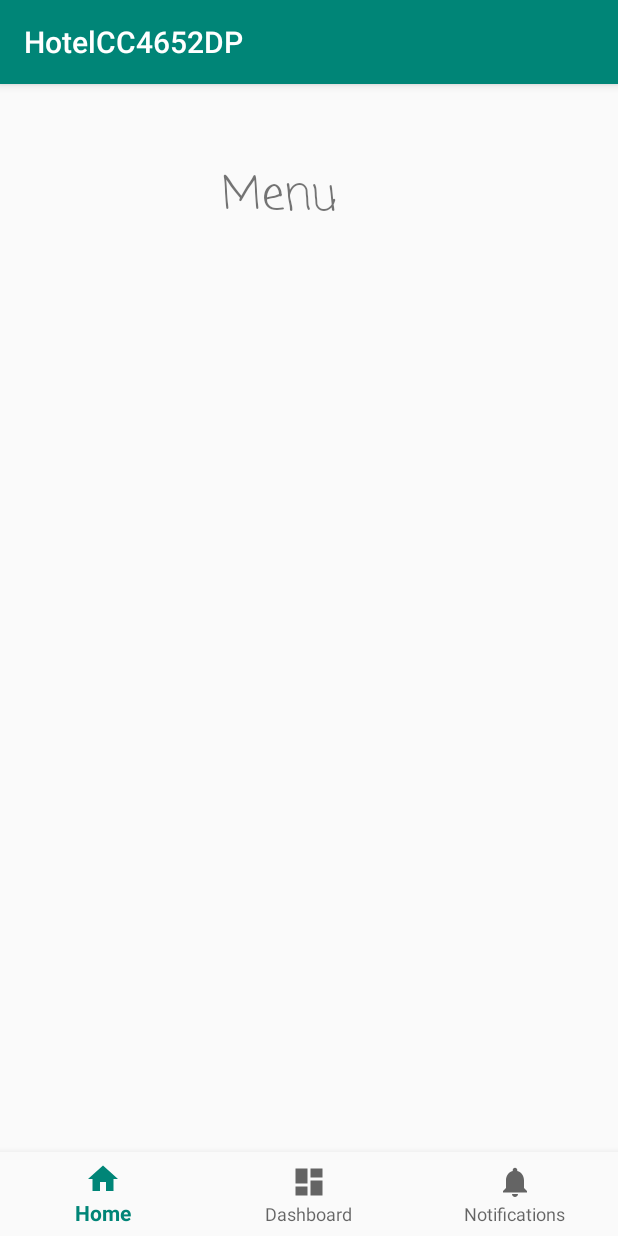
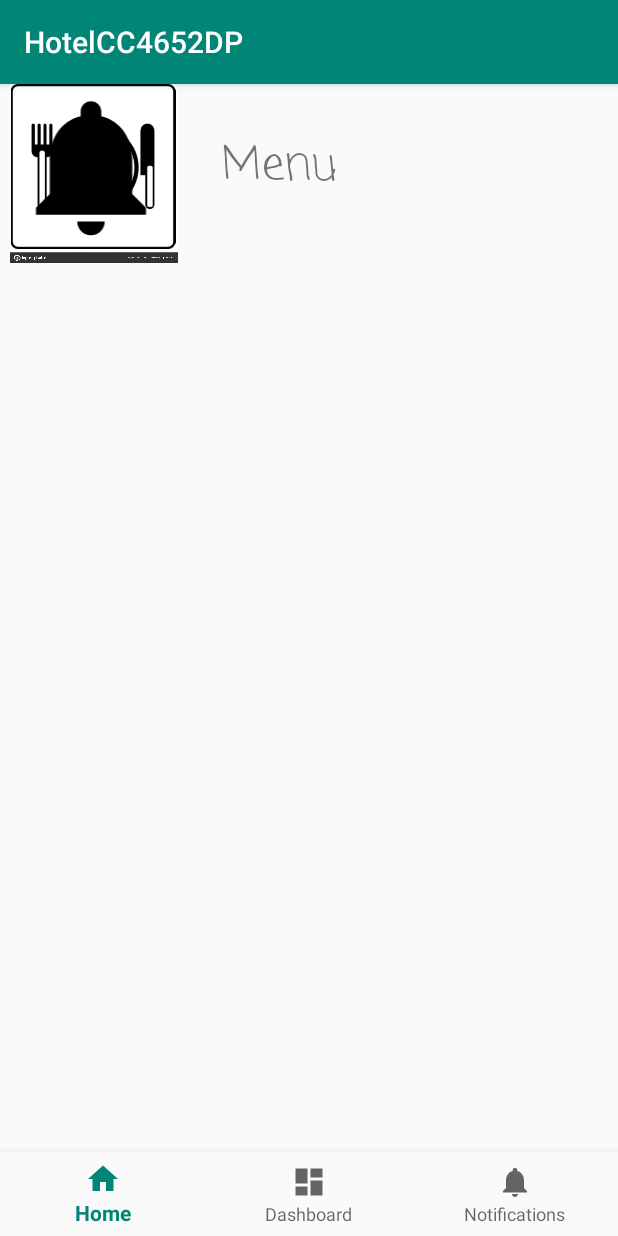
Before and after one commit to FilipiLuvatos/Hotel-CC4652, an Android app: the screen it shows after launch (MainActivity), on a phone screen of 412 x 824 dp. Run offline under Robolectric (Android 15) with nearby library versions, the phone set to English and light mode, and no system bars.

Commit message:
Fase 3
Inserindo Botões, paginas e prepoarando para a fase 4

```diff
--- a/HotelCC4652DP/app/src/main/res/layout/activity_main.xml
+++ b/HotelCC4652DP/app/src/main/res/layout/activity_main.xml
@@ -12,7 +12,7 @@
         android:layout_width="wrap_content"
         android:layout_height="wrap_content"
         android:layout_marginLeft="148dp"
-        android:layout_marginTop="52dp"
+        android:layout_marginTop="32dp"
         android:text="Menu "
         android:textSize="30sp"
         app:fontFamily="casual"
@@ -31,4 +31,36 @@
         app:layout_constraintRight_toRightOf="parent"
         app:menu="@menu/navigation" />
 
+    <ImageView
+        android:id="@+id/imageView"
+        android:layout_width="122dp"
+        android:layout_height="115dp"
+        app:srcCompat="@drawable/hotel1"
+        tools:layout_editor_absoluteX="57dp"
+        tools:layout_editor_absoluteY="127dp" />
+
+    <ImageView
+        android:id="@+id/imageView2"
+        android:layout_width="125dp"
+        android:layout_height="119dp"
+        app:srcCompat="@drawable/hotel3"
+        tools:layout_editor_absoluteX="228dp"
+        tools:layout_editor_absoluteY="127dp" />
+
+    <ImageView
+        android:id="@+id/imageView3"
+        android:layout_width="124dp"
+        android:layout_height="110dp"
+        app:srcCompat="@drawable/hotel2"
+        tools:layout_editor_absoluteX="57dp"
+        tools:layout_editor_absoluteY="276dp" />
+
+    <ImageView
+        android:id="@+id/imageView4"
+        android:layout_width="121dp"
+        android:layout_height="110dp"
+        app:srcCompat="@drawable/ic_notifications_black_24dp"
+        tools:layout_editor_absoluteX="228dp"
+        tools:layout_editor_absoluteY="276dp" />
+
 </android.support.constraint.ConstraintLayout>
```
Also changed, not shown: HotelCC4652DP/app/src/main/res/drawable/hotel1.png (added), HotelCC4652DP/app/src/main/res/drawable/hotel2.png (added), HotelCC4652DP/app/src/main/res/drawable/hotel3.jpg (added).
